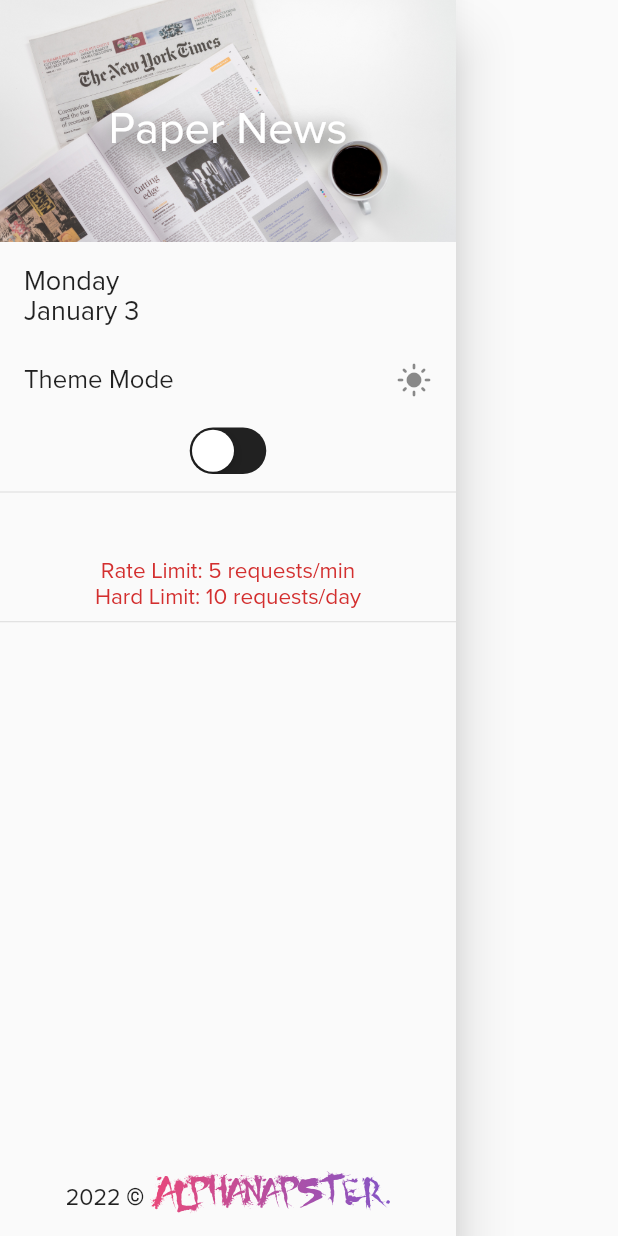
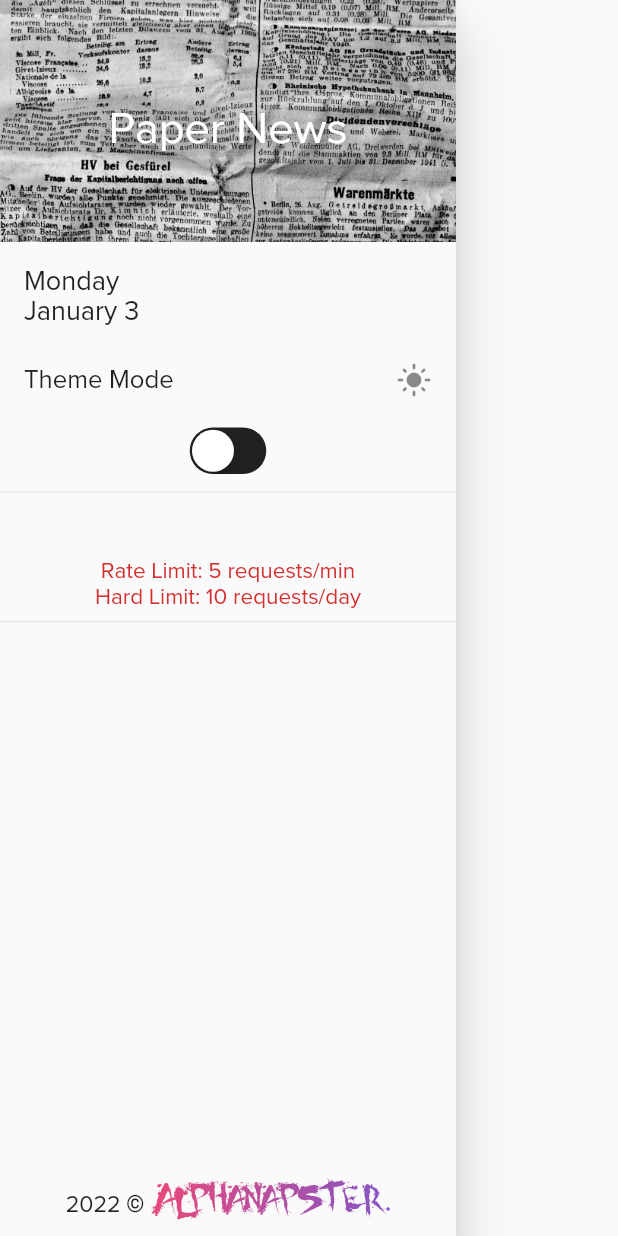
Before and after one commit to DaemonChoejur/newsapp_hydroneo, a Flutter app: the NavDrawer widget shown alone on an empty page, opened directly, on a phone screen of 412 x 824 dp. Run offline on Flutter 3.47's test engine with Material 2 defaults, Android fonts, the phone set to English and light mode, and no system bars; our stand-ins replace bloc, cached_network_image, dio, flutter_bloc, flutter_dotenv, hive and 3 more; accounts and stored records are empty; network calls fail.

Commit message:
ui changes

```diff
--- a/lib/api/news_api.dart
+++ b/lib/api/news_api.dart
@@ -46,7 +46,7 @@ class NewsApiClient {
     Map<String, String> _headers = {
       'x-rapidapi-host': 'google-news1.p.rapidapi.com',
       'x-rapidapi-key':
-          kReleaseMode ? dotenv.get('API_KEY') : dotenv.get('DEV_API_KEY'),
+          kReleaseMode ? dotenv.get('API_KEY') : dotenv.get('DEV_API_KEY2'),
     };
 
     final response = await dio.get(
--- a/lib/common/theme.dart
+++ b/lib/common/theme.dart
@@ -13,7 +13,7 @@ class ThemeNotifier with ChangeNotifier {
   final darkTheme = ThemeData(
     fontFamily: 'Proxima Nova',
     appBarTheme: const AppBarTheme(
-      systemOverlayStyle: SystemUiOverlayStyle.dark,
+      systemOverlayStyle: SystemUiOverlayStyle.light,
     ),
     brightness: Brightness.dark,
   );
@@ -22,7 +22,7 @@ class ThemeNotifier with ChangeNotifier {
   final lightTheme = ThemeData(
     fontFamily: 'Proxima Nova',
     appBarTheme: const AppBarTheme(
-      systemOverlayStyle: SystemUiOverlayStyle.light,
+      systemOverlayStyle: SystemUiOverlayStyle.dark,
     ),
     brightness: Brightness.light,
   );
--- a/lib/ui/components/drawer.dart
+++ b/lib/ui/components/drawer.dart
@@ -43,7 +43,7 @@ class _NavDrawerState extends State<NavDrawer> {
         const DrawerHeader(
           decoration: BoxDecoration(
             image: DecorationImage(
-              image: AssetImage('assets/images/newsbg.jpg'),
+              image: AssetImage('assets/images/newsbg.jpeg'),
               fit: BoxFit.cover,
             ),
           ),
@@ -55,8 +55,9 @@ class _NavDrawerState extends State<NavDrawer> {
                 fontWeight: FontWeight.w500,
                 shadows: [
                   Shadow(
-                    blurRadius: 20.0,
-                    offset: Offset(0.0, 6.0),
+                    blurRadius: 30.0,
+                    color: Colors.black,
+                    offset: Offset(2.0, 6.0),
                   )
                 ],
                 color: Colors.white,
@@ -156,7 +157,8 @@ class _NavDrawerState extends State<NavDrawer> {
           child: Align(
             alignment: Alignment.bottomCenter,
             child: Padding(
-              padding: const EdgeInsets.only(bottom: 15.0),
+              padding: EdgeInsets.only(
+                  bottom: MediaQuery.of(context).viewPadding.bottom + 10.0),
               child: RichText(
                 textScaleFactor: 1.1,
                 text: TextSpan(
```
Also changed, not shown: lib/ui/components/thumbnail_widget.dart (+5 -6 lines), lib/ui/favourite_news_list.dart (+44 -12 lines), lib/ui/home.dart (+49 -43 lines), assets/images/newsbg.jpeg (added), assets/images/newsbg.jpg (deleted), 1 other file.
